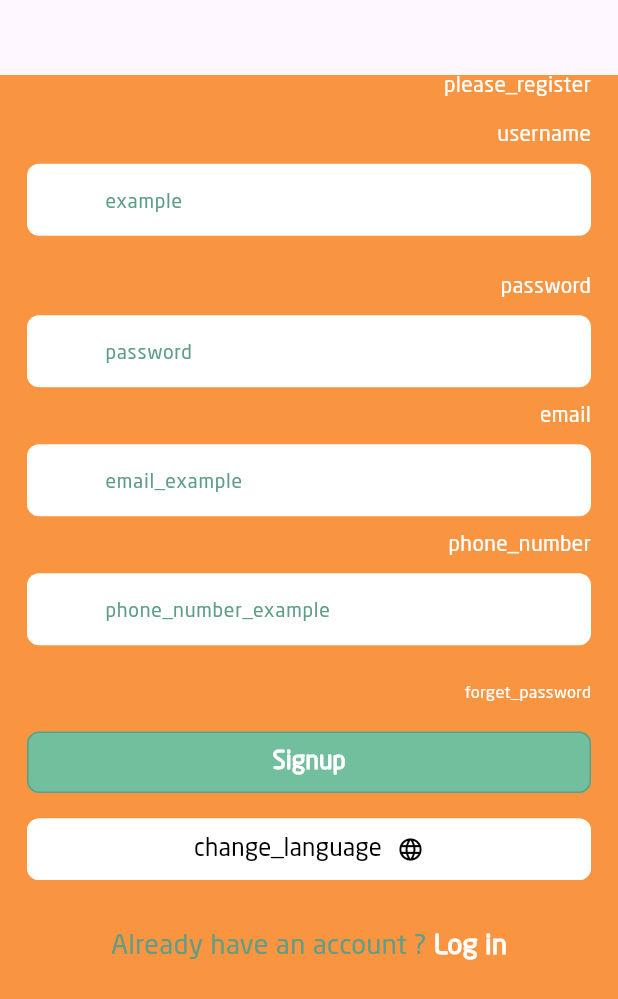
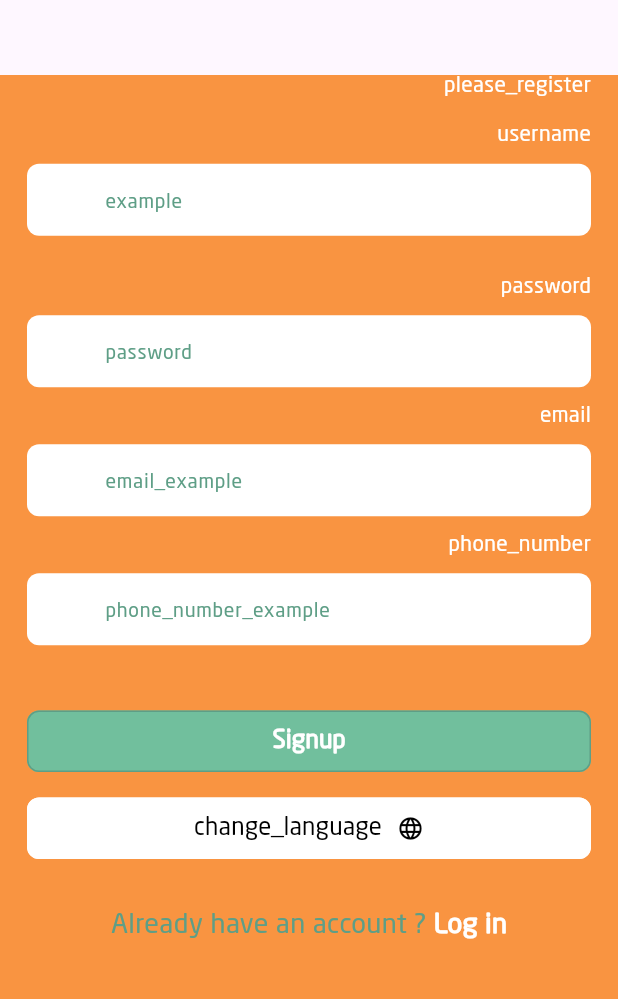
Before and after one commit to engahmadghneem999/time_statues, a Flutter app: the RegisterScreen screen opened directly, scrolled down 252 dp, on a phone screen of 412 x 824 dp. Shown: the top 999 px of the screen. Run offline on Flutter 3.47's test engine with Material 3 defaults, Android fonts, the phone set to English and light mode, and no system bars; our stand-ins replace awesome_dialog, carousel_slider, chat_bubbles, dartz, flutter_screenutil, flutter_settings_screens and 13 more; missing offline and left inert: flex_color_picker, graphic_representation; accounts and stored records are empty; network calls fail; project files that could hold a hidden picture were left out.

Commit message:
Login & Register UI improvments

```diff
--- a/lib/core/utils/language/lang_translation.dart
+++ b/lib/core/utils/language/lang_translation.dart
@@ -67,7 +67,7 @@ class LangTranslation extends Translations {
 
           //تسجيل الدخول
           'login': 'تسجيل الدخول',
-          'Signup': 'التسجيل',
+          'Signup': 'انشاء حساب',
           'please_login': 'فضلا قم بتسجيل الدخول للاستمرار',
           'please_register': 'فضلا قم بإدخال بياناتك لانشاء الحساب ',
           'phone_number': 'رقم الهاتف',
--- a/lib/view/chatting/one_to_one_chat/views/one_to_one_chatting_screen/one_to_one_chat.dart
+++ b/lib/view/chatting/one_to_one_chat/views/one_to_one_chatting_screen/one_to_one_chat.dart
@@ -11,13 +11,12 @@ class OneToOneChats extends StatelessWidget {
   @override
   Widget build(BuildContext context) {
     return Scaffold(
-       floatingActionButton: FloatingActionButton(
+      floatingActionButton: FloatingActionButton(
         onPressed: () {
-          // Navigate to the All Users page
           Get.to(() => AllUsersPage());
         },
         child: Icon(Icons.group),
-        backgroundColor: AppColor.appColor, // Change color as needed
+        backgroundColor: AppColor.appColor,
       ),
       body: GetBuilder<OneToOneChatMainScreenController>(
         init: OneToOneChatMainScreenController(),
--- a/lib/view/register/view/register_screen.dart
+++ b/lib/view/register/view/register_screen.dart
@@ -181,12 +181,12 @@ class RegisterScreen extends StatelessWidget {
                                   },
                                 ),
                                 const SizedBox(height: 15),
-                                CustomText(
-                                  text: "forget_password".tr,
-                                  color: AppColor.white,
-                                  fontSize: 11,
-                                  //    alignment: Alignment.centerLeft,
-                                ),
+                                // CustomText(
+                                //   text: "forget_password".tr,
+                                //   color: AppColor.white,
+                                //   fontSize: 11,
+                                //   //    alignment: Alignment.centerLeft,
+                                // ),
                                 const SizedBox(height: 15),
                                 SizedBox(
                                   width: MediaQuery.of(context).size.width,
```
Also changed, not shown: lib/view/login/screen/login_screen.dart (+12 -49 lines).
